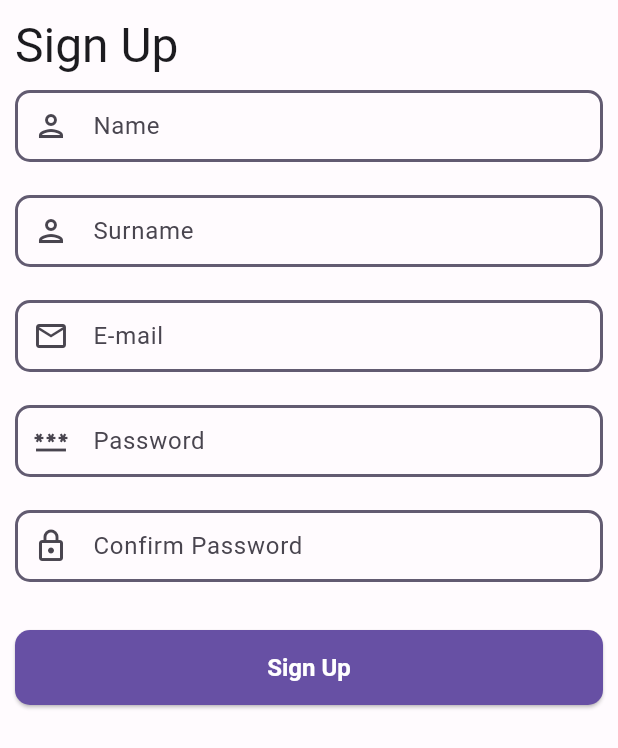
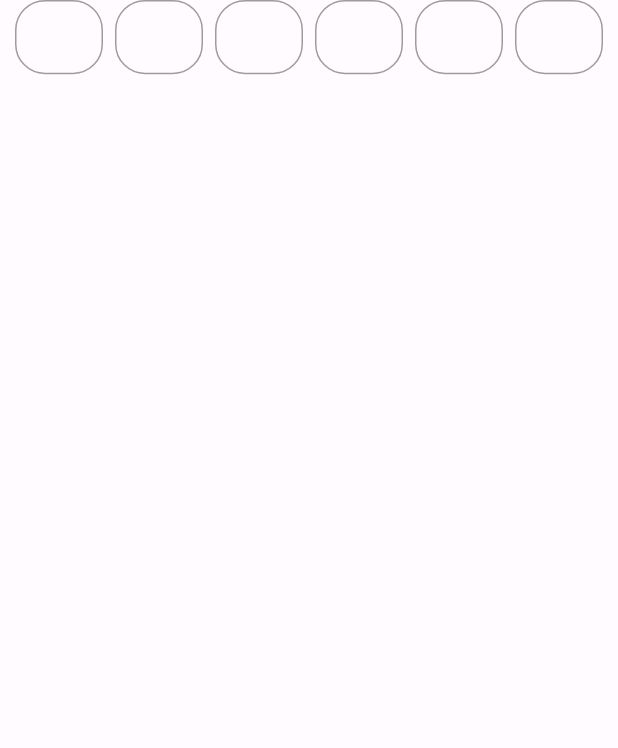
Before and after one commit to Deatsilence/stocket, a Flutter app: the SignUpView screen opened by its route, after a tap on "Sign Up", on a phone screen of 412 x 824 dp. Shown: the top 748 px of the screen. Run offline on Flutter 3.47's test engine with Material 3 defaults, Android fonts, the phone set to English and light mode, and no system bars; drawn by our look-alikes of pinput; our stand-ins replace auto_route, easy_localization, envied, equatable, flutter_svg, google_fonts and 2 more; missing offline and left inert: easy_logger; generated files the repository leaves out were written again.

Commit message:
(#9) added otp screen

```diff
--- /dev/null
+++ b/lib/feature/part_of_view/part_of_verify_otp_view.dart
@@ -0,0 +1,40 @@
+part of '../view/auth/verify_otp_view.dart';
+
+final class _CustomPinput extends StatelessWidget {
+  const _CustomPinput();
+
+  @override
+  Widget build(BuildContext context) {
+    return Pinput(
+      onCompleted: (value) async {},
+      length: 6,
+      inputFormatters: [
+        FilteringTextInputFormatter.digitsOnly,
+      ],
+      followingPinTheme: PinTheme(
+        height: 6.h,
+        width: 10.h,
+        decoration: BoxDecoration(
+          borderRadius: BorderRadiusManager.moreBorderRadius,
+          border: Border.all(
+            color: Theme.of(context).disabledColor,
+          ),
+        ),
+        textStyle:
+            Theme.of(context).textTheme.bodyMedium?.copyWith(fontWeight: FontWeight.bold),
+      ),
+      defaultPinTheme: PinTheme(
+        height: 6.h,
+        width: 10.h,
+        decoration: BoxDecoration(
+          borderRadius: BorderRadiusManager.moreBorderRadius,
+          border: Border.all(
+            color: Theme.of(context).primaryColor,
+          ),
+        ),
+        textStyle:
+            Theme.of(context).textTheme.bodyMedium?.copyWith(fontWeight: FontWeight.bold),
+      ),
+    );
+  }
+}
--- /dev/null
+++ b/lib/feature/view/auth/auth_root_view.dart
@@ -0,0 +1,12 @@
+import 'package:auto_route/auto_route.dart';
+import 'package:flutter/material.dart';
+
+@RoutePage()
+final class AuthRootView extends StatelessWidget {
+  const AuthRootView({super.key});
+
+  @override
+  Widget build(BuildContext context) {
+    return AutoRouter();
+  }
+}
--- a/lib/feature/view/auth/sample_view.dart
+++ /dev/null
@@ -1,19 +0,0 @@
-import 'package:auto_route/auto_route.dart';
-import 'package:flutter/material.dart';
-
-@RoutePage()
-class SampleView extends StatefulWidget {
-  const SampleView({super.key});
-
-  @override
-  State<SampleView> createState() => _SampleViewState();
-}
-
-class _SampleViewState extends State<SampleView> {
-  @override
-  Widget build(BuildContext context) {
-    return const Scaffold(
-      backgroundColor: Colors.amber,
-    );
-  }
-}
--- a/lib/feature/view/auth/signup_view.dart
+++ b/lib/feature/view/auth/signup_view.dart
@@ -8,6 +8,7 @@ import 'package:stocket/feature/mixin/auth_common_view_mixin.dart';
 import 'package:stocket/feature/mixin/signup_view_mixin.dart';
 import 'package:stocket/feature/view/widget/auth_title.dart';
 import 'package:stocket/product/init/language/locale_keys.g.dart';
+import 'package:stocket/product/navigation/app_router.dart';
 
 /// [SignUpView] is a [StatefulWidget] that displays the sign up view.
 @RoutePage()
@@ -27,6 +28,7 @@ class _SignUpViewState extends State<SignUpView>
     return Form(
       key: signupFormKey,
       child: BaseView(
+        sliverAppBar: SliverAppBar(),
         onPageBuilder: (context, value) => SliverList(
           delegate: SliverChildListDelegate(
             [
@@ -78,7 +80,9 @@ class _SignUpViewState extends State<SignUpView>
               Padding(
                 padding: PaddingManager.paddingManagerNormalPaddingSymmetricVertical,
                 child: CustomElevatedButton(
-                  onPressed: () {},
+                  onPressed: () {
+                    context.router.push(VerifyOTPRoute());
+                  },
                   child: const Text(LocaleKeys.authentication_sign_up).tr(),
                 ),
               ),
--- /dev/null
+++ b/lib/feature/view/auth/verify_otp_view.dart
@@ -0,0 +1,32 @@
+import 'package:auto_route/auto_route.dart';
+import 'package:common/common.dart';
+import 'package:flutter/material.dart';
+import 'package:flutter/services.dart';
+import 'package:pinput/pinput.dart';
+import 'package:sizer/sizer.dart';
+
+part '../../part_of_view/part_of_verify_otp_view.dart';
+
+/// [VerifyOTPView] is a [StatefulWidget] that displays the verify OTP view.
+@RoutePage()
+final class VerifyOTPView extends StatefulWidget {
+  const VerifyOTPView({super.key});
+
+  @override
+  State<VerifyOTPView> createState() => _VerifyOTPViewState();
+}
+
+class _VerifyOTPViewState extends State<VerifyOTPView> {
+  @override
+  Widget build(BuildContext context) {
+    return BaseView(
+      onPageBuilder: (context, value) => SliverList(
+        delegate: SliverChildListDelegate(
+          [
+            _CustomPinput(),
+          ],
+        ),
+      ),
+    );
+  }
+}
--- a/lib/product/navigation/app_router.dart
+++ b/lib/product/navigation/app_router.dart
@@ -1,7 +1,8 @@
 import 'package:auto_route/auto_route.dart';
+import 'package:stocket/feature/view/auth/auth_root_view.dart';
 import 'package:stocket/feature/view/auth/login_view.dart';
 import 'package:stocket/feature/view/auth/signup_view.dart';
-import 'package:stocket/feature/view/auth/sample_view.dart';
+import 'package:stocket/feature/view/auth/verify_otp_view.dart';
 
 part 'app_router.gr.dart';
 
@@ -11,9 +12,16 @@ final class AppRouter extends _$AppRouter {
   @override
   List<AutoRoute> get routes => [
         AutoRoute(
-          page: LoginRoute.page,
+          page: AuthRootRoute.page,
           initial: true,
-        ),
-        AutoRoute(page: SignUpRoute.page),
+          children: [
+            AutoRoute(
+              page: LoginRoute.page,
+              initial: true,
+            ),
+            AutoRoute(page: SignUpRoute.page),
+            AutoRoute(page: VerifyOTPRoute.page)
+          ],
+        )
       ];
 }
--- a/module/common/lib/src/widget/base/base_view.dart
+++ b/module/common/lib/src/widget/base/base_view.dart
@@ -50,7 +50,7 @@ class _BaseViewState<T> extends State<BaseView<T>> {
           top: !(widget.sliverAppBar != null),
           bottom: false,
           child: CustomScrollView(
-            // physics: const BouncingScrollPhysics(),
+            physics: const BouncingScrollPhysics(),
             keyboardDismissBehavior: ScrollViewKeyboardDismissBehavior.onDrag,
             slivers: [
               widget.sliverAppBar ?? const SliverToBoxAdapter(child: SizedBox.shrink()),
--- a/pubspec.yaml
+++ b/pubspec.yaml
@@ -25,6 +25,8 @@ dependencies:
   easy_logger: ^0.0.2
   logger: ^2.2.0
   google_fonts: ^6.2.1
+  pinput: ^4.0.0
+  sizer: ^2.0.15
 
   gen:
     path: module/gen
```
Also changed, not shown: lib/product/navigation/app_router.gr.dart, pubspec.lock, 6 other files.
